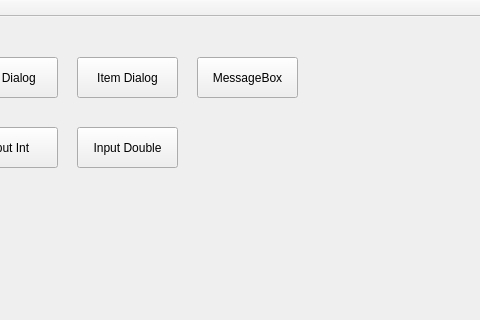
The window that C++/Demo_Qt/QtLearn_llfc/Q06_NormalDialog/mainwindow.ui (FrozenSky7124/Project_MSVS) describes before a commit, drawn with Qt 5; both pictures show x 213 to 693 and y 0 to 320 of the 693 by 489 pixel window.
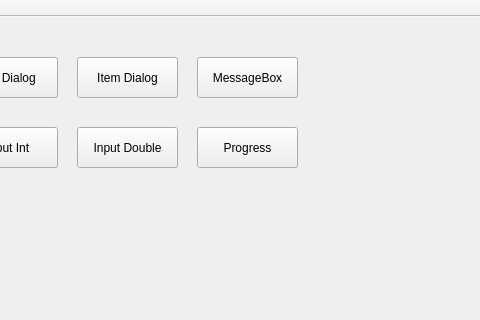
The same window after the commit.

Commit message: QT LEARN (Q06_NormalDialog)

Diff of the .ui file:
```diff
--- a/C++/Demo_Qt/QtLearn_llfc/Q06_NormalDialog/mainwindow.ui
+++ b/C++/Demo_Qt/QtLearn_llfc/Q06_NormalDialog/mainwindow.ui
@@ -105,6 +105,19 @@
      <string>MessageBox</string>
     </property>
    </widget>
+   <widget class="QPushButton" name="btnProgress">
+    <property name="geometry">
+     <rect>
+      <x>410</x>
+      <y>110</y>
+      <width>101</width>
+      <height>41</height>
+     </rect>
+    </property>
+    <property name="text">
+     <string>Progress</string>
+    </property>
+   </widget>
   </widget>
   <widget class="QMenuBar" name="menuBar">
    <property name="geometry">
```
The commit also changes 2 other files.
